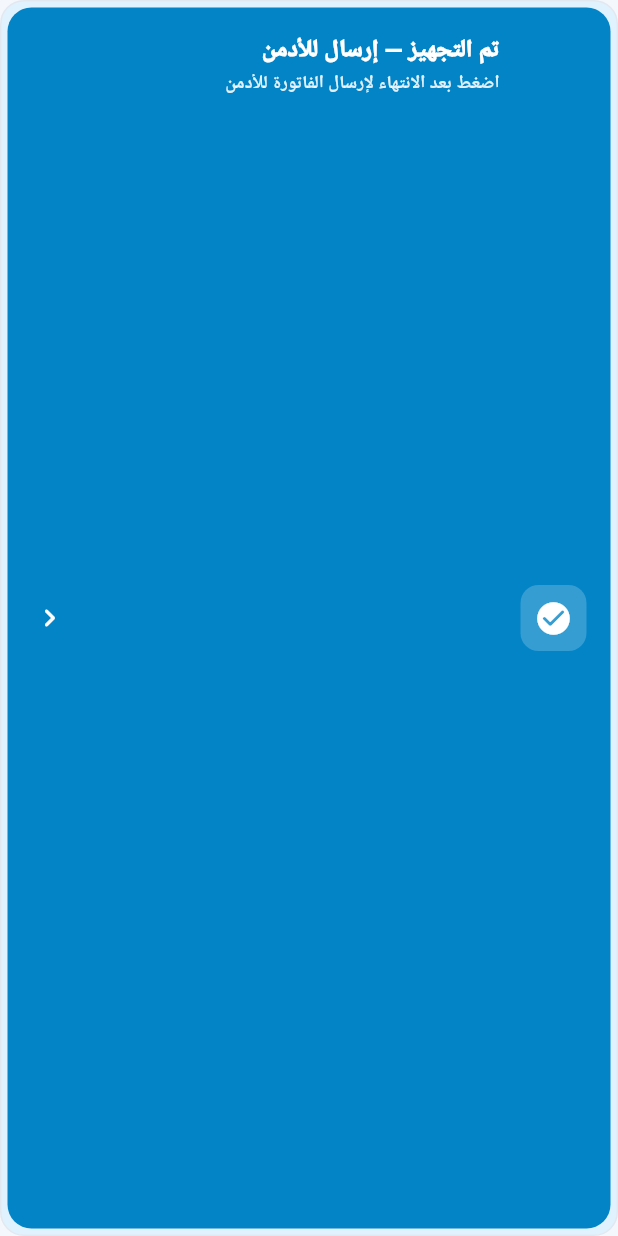
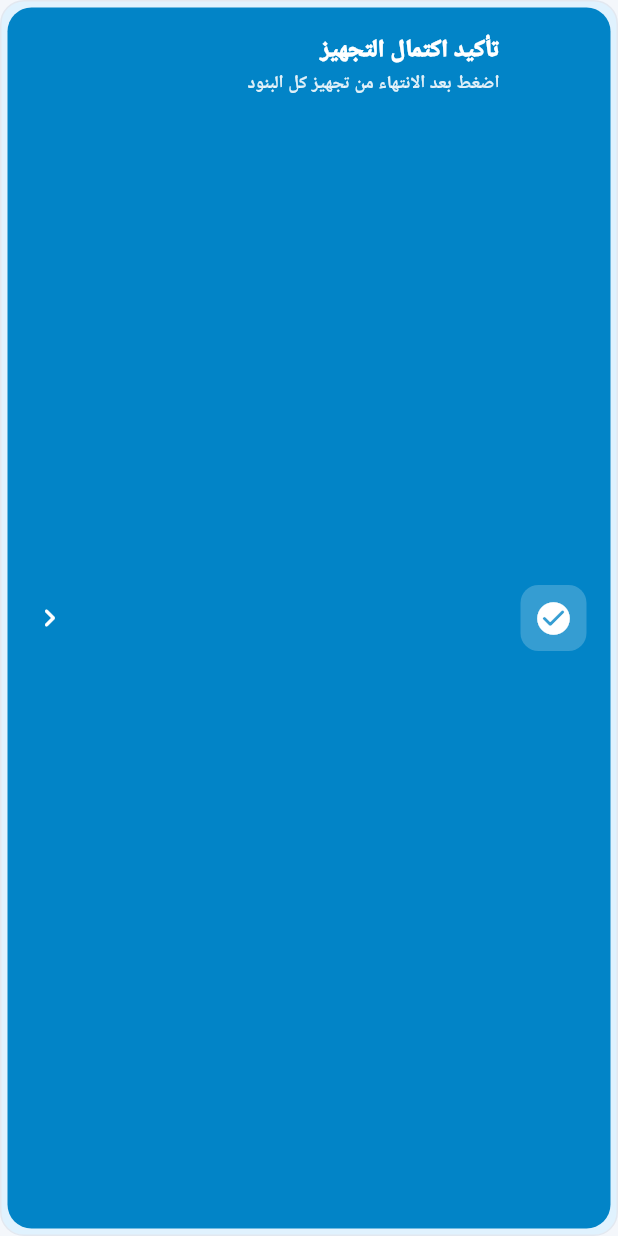
Before and after one commit to bashirmohammedatiwi-ops/account, a Flutter app: the PrepConfirmBar widget shown alone on an empty page, opened directly with empty values, on a phone screen of 412 x 824 dp. Run offline on Flutter 3.47's test engine with Material 3 defaults, Android fonts, the phone set to English and light mode, and no system bars; our stand-ins replace barcode_widget, cached_network_image, dio, firebase_core, firebase_messaging, flutter_local_notifications and 5 more; missing offline and left inert: workmanager; accounts and stored records are empty; network calls fail; Roboto replaces fonts that are missing (Cairo).

Commit message:
Refactor prep confirmation handling in mobile app
- Updated the `setPrepConfirmed` method to return a `PurchaseOrder` directly instead of an `OrderActionResult`.
- Simplified UI logic by removing unnecessary notifications and adjusting text for clarity in order confirmation and processing status.
- Enhanced order detail and card components to reflect the updated confirmation logic and improve user experience.

Co-authored-by: Cursor <cursoragent@cursor.com>

```diff
--- a/delegate-portal/emp-mobile/lib/features/orders/order_card.dart
+++ b/delegate-portal/emp-mobile/lib/features/orders/order_card.dart
@@ -5,7 +5,6 @@ import 'package:go_router/go_router.dart';
 
 import '../../core/api/api_client.dart';
 import '../../core/api/api_exception.dart';
-import '../../core/api/order_action_result.dart';
 import '../../core/theme/app_theme.dart';
 import '../../models/models.dart';
 import '../../widgets/app_widgets.dart';
@@ -27,7 +26,7 @@ class OrderCard extends ConsumerWidget {
     final testerCount = order.lines.fold<num>(0, (s, l) => s + l.tester);
     final muted = themed(context, light: AppColors.muted, dark: AppColors.mutedDark);
     final confirmed = order.prepConfirmed && order.status == 'processing';
-    final showPrepCheck = order.status == 'processing' || order.status == 'pending';
+    final showPrepCheck = order.status == 'processing';
     final borderColor = confirmed
         ? AppColors.confirmed
         : themed(context, light: AppColors.border, dark: AppColors.borderDark);
@@ -161,15 +160,14 @@ class _PrepCheckRowState extends ConsumerState<_PrepCheckRow> {
     setState(() => _busy = true);
     try {
       HapticFeedback.mediumImpact();
-      final result = await ref.read(apiClientProvider).setPrepConfirmed(widget.order.id, confirmed: next);
+      await ref.read(apiClientProvider).setPrepConfirmed(widget.order.id, confirmed: next);
       ref.invalidate(ordersListProvider);
       ref.invalidate(pendingCountProvider);
       ref.invalidate(orderStatsProvider);
       widget.onChanged?.call();
       if (mounted) {
-        final msg = next ? notifyUserMessage(result.notify) : 'تم إلغاء التأكيد';
         ScaffoldMessenger.of(context).showSnackBar(
-          SnackBar(content: Text(msg.isNotEmpty ? msg : 'تم تأكيد التجهيز ✓')),
+          SnackBar(content: Text(next ? 'تم تأكيد التجهيز ✓' : 'تم إلغاء التأكيد')),
         );
       }
     } on ApiException catch (e) {
@@ -207,7 +205,7 @@ class _PrepCheckRowState extends ConsumerState<_PrepCheckRow> {
                   crossAxisAlignment: CrossAxisAlignment.start,
                   children: [
                     Text(
-                          confirmed ? 'تم تأكيد التجهيز' : 'تم التجهيز — إرسال للأدمن',
+                          confirmed ? 'تم تأكيد التجهيز' : 'تأكيد اكتمال التجهيز',
                       style: TextStyle(
                         fontWeight: FontWeight.w900,
                         fontSize: 13,
@@ -215,7 +213,7 @@ class _PrepCheckRowState extends ConsumerState<_PrepCheckRow> {
                       ),
                     ),
                     Text(
-                      confirmed ? 'اضغط لإلغاء التأكيد' : 'اضغط عند الانتهاء لإرسال الفاتورة للأدمن',
+                      confirmed ? 'اضغط لإلغاء التأكيد' : 'اضغط عند الانتهاء من التجهيز',
                       style: TextStyle(fontSize: 11, fontWeight: FontWeight.w600, color: themed(context, light: AppColors.muted, dark: AppColors.mutedDark)),
                     ),
                   ],
--- a/delegate-portal/emp-mobile/lib/features/orders/order_detail_screen.dart
+++ b/delegate-portal/emp-mobile/lib/features/orders/order_detail_screen.dart
@@ -87,11 +87,12 @@ class _OrderDetailScreenState extends ConsumerState<OrderDetailScreen> {
     }
     setState(() => _busy = true);
     try {
-      final result = await ref.read(apiClientProvider).setPrepConfirmed(widget.orderId, confirmed: next);
+      await ref.read(apiClientProvider).setPrepConfirmed(widget.orderId, confirmed: next);
       await _reload();
       if (mounted) {
-        final msg = next ? notifyUserMessage(result.notify) : 'تم إلغاء التأكيد';
-        ScaffoldMessenger.of(context).showSnackBar(SnackBar(content: Text(msg.isNotEmpty ? msg : 'تم تأكيد التجهيز ✓')));
+        ScaffoldMessenger.of(context).showSnackBar(
+          SnackBar(content: Text(next ? 'تم تأكيد التجهيز ✓' : 'تم إلغاء التأكيد')),
+        );
       }
     } on ApiException catch (e) {
       if (mounted) ScaffoldMessenger.of(context).showSnackBar(SnackBar(content: Text(e.message)));
@@ -467,7 +468,7 @@ class _InfoTab extends StatelessWidget {
           ),
         ],
         const SizedBox(height: 24),
-        if (order.status == 'processing' || order.status == 'pending') ...[
+        if (order.status == 'processing') ...[
           PrepConfirmBar(confirmed: order.prepConfirmed, busy: busy, onToggle: onTogglePrep),
           const SizedBox(height: 16),
         ],
--- a/delegate-portal/emp-mobile/lib/widgets/premium_widgets.dart
+++ b/delegate-portal/emp-mobile/lib/widgets/premium_widgets.dart
@@ -249,12 +249,12 @@ class PrepConfirmBar extends StatelessWidget {
                       crossAxisAlignment: CrossAxisAlignment.start,
                       children: [
                         Text(
-                          confirmed ? 'تم تأكيد اكتمال التجهيز' : 'تم التجهيز — إرسال للأدمن',
+                          confirmed ? 'تم تأكيد اكتمال التجهيز' : 'تأكيد اكتمال التجهيز',
                           style: const TextStyle(color: Colors.white, fontWeight: FontWeight.w900, fontSize: 16),
                         ),
                         const SizedBox(height: 2),
                         Text(
-                          confirmed ? 'اضغط لإلغاء التأكيد' : 'اضغط بعد الانتهاء لإرسال الفاتورة للأدمن',
+                          confirmed ? 'اضغط لإلغاء التأكيد' : 'اضغط بعد الانتهاء من تجهيز كل البنود',
                           style: TextStyle(color: Colors.white.withValues(alpha: 0.88), fontWeight: FontWeight.w600, fontSize: 12),
                         ),
                       ],
@@ -279,7 +279,7 @@ class QuickStatusBar extends StatelessWidget {
 
   static const _options = [
     _StatusOption('pending', 'قيد الانتظار', 'إرجاع للانتظار', Icons.schedule_rounded, AppColors.pending),
-    _StatusOption('processing', 'تم التجهيز', 'تحديد كمجهّز', Icons.inventory_2_rounded, AppColors.processing),
+    _StatusOption('processing', 'تم التجهيز', 'إرسال الفاتورة لتطبيق الأدمن', Icons.inventory_2_rounded, AppColors.processing),
     _StatusOption('rejected', 'مرفوض', 'رفض الطلب', Icons.block_rounded, AppColors.rejected),
   ];
 
```
Also changed, not shown: delegate-portal/emp-mobile/lib/core/api/api_client.dart (+2 -5 lines), 4 other files.
